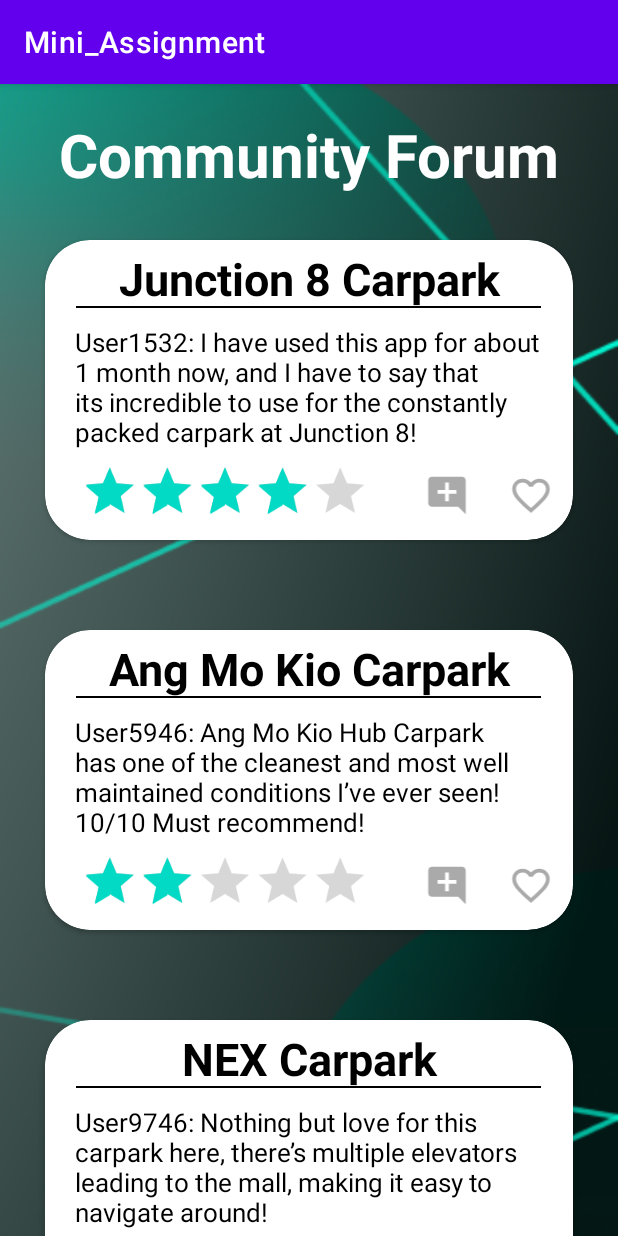
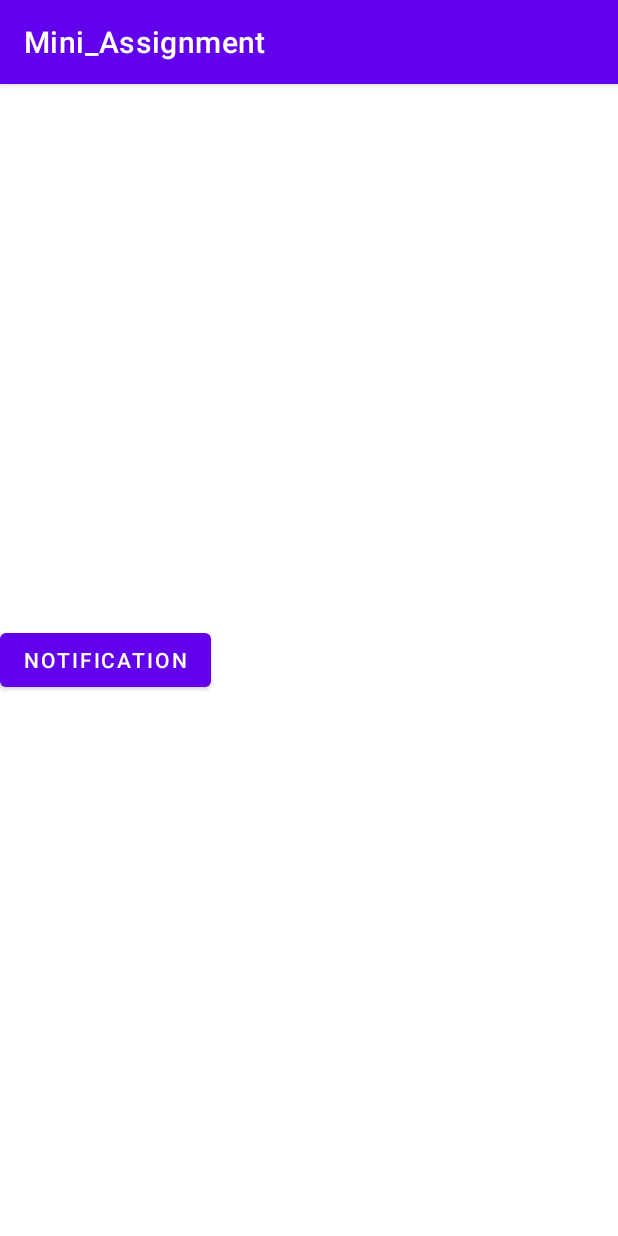
Before and after one commit to soonkang/Mini_Project, an Android app: the screen it shows after launch (Main), on a phone screen of 412 x 824 dp. Run offline under Robolectric (Android 15) with nearby library versions, the phone set to English and light mode, and no system bars.

Commit message:
Completed NotificationFragment...kinda

```diff
--- a/app/src/main/AndroidManifest.xml
+++ b/app/src/main/AndroidManifest.xml
@@ -2,6 +2,11 @@
 <manifest xmlns:android="http://schemas.android.com/apk/res/android"
     xmlns:tools="http://schemas.android.com/tools">
     <uses-permission android:name="android.permission.INTERNET" />
+    <uses-permission android:name="android.permission.VIBRATE" />
+    <uses-permission android:name="android.permission.WAKE_LOCK" />
+
+
+    <uses-permission android:name="android.permission.POST_NOTIFICATIONS" />
 
     <application
         android:allowBackup="true"
--- a/app/src/main/java/com/sp/mini_assignment/CommunityForum.java
+++ b/app/src/main/java/com/sp/mini_assignment/CommunityForumFragment.java
@@ -13,7 +13,7 @@ import androidx.fragment.app.Fragment;
 import androidx.fragment.app.FragmentManager;
 import androidx.fragment.app.FragmentTransaction;
 
-public class CommunityForum extends Fragment {
+public class CommunityForumFragment extends Fragment {
 
     private RatingBar j8Rating;
     private ImageView favouriteImageView;
--- a/app/src/main/java/com/sp/mini_assignment/Main.java
+++ b/app/src/main/java/com/sp/mini_assignment/Main.java
@@ -15,7 +15,7 @@ public class Main extends AppCompatActivity {
         FragmentTransaction fragmentTransaction = getSupportFragmentManager().beginTransaction();
 
         // Replace the content frame with the HelpPageFragment initially
-        fragmentTransaction.replace(R.id.fragment_container, new CommunityForum());
+        fragmentTransaction.replace(R.id.fragment_container, new NotificationFragment());
 
         // Commit the transaction
         fragmentTransaction.commit();
--- /dev/null
+++ b/app/src/main/java/com/sp/mini_assignment/NotificationFragment.java
@@ -0,0 +1,58 @@
+package com.sp.mini_assignment;
+
+import android.app.Notification;
+import android.app.NotificationChannel;
+import android.app.NotificationManager;
+import android.content.Context;
+import android.os.Bundle;
+
+import androidx.core.app.NotificationCompat;
+import androidx.fragment.app.Fragment;
+
+import android.view.LayoutInflater;
+import android.view.View;
+import android.view.ViewGroup;
+import android.widget.Button;
+
+public class NotificationFragment extends Fragment {
+
+    Button notificationButton;
+
+    @Override
+    public View onCreateView(LayoutInflater inflater, ViewGroup container,
+                             Bundle savedInstanceState) {
+        View rootView = inflater.inflate(R.layout.fragment_notification, container, false);
+
+        notificationButton = rootView.findViewById(R.id.notificationButton);
+        notificationButton.setOnClickListener(new View.OnClickListener() {
+            @Override
+            public void onClick(View v) {
+                showNotification();
+            }
+        });
+
+        return rootView;
+    }
+
+    private void showNotification() {
+        String channelId = "default_channel";
+        String channelName = "Default Channel";
+
+        NotificationCompat.Builder builder = new NotificationCompat.Builder(requireContext(), channelId)
+                .setSmallIcon(R.drawable.notification)
+                .setContentTitle("Notification")
+                .setContentText("This is a notification for you")
+                .setPriority(NotificationCompat.PRIORITY_DEFAULT);
+
+        NotificationManager notificationManager = (NotificationManager) requireContext().getSystemService(Context.NOTIFICATION_SERVICE);
+
+        // Create the NotificationChannel only on API 26+
+        if (android.os.Build.VERSION.SDK_INT >= android.os.Build.VERSION_CODES.O) {
+            NotificationChannel channel = new NotificationChannel(channelId, channelName, NotificationManager.IMPORTANCE_DEFAULT);
+            notificationManager.createNotificationChannel(channel);
+        }
+
+        notificationManager.notify(0, builder.build());
+    }
+
+}
--- /dev/null
+++ b/app/src/main/res/drawable/notification.xml
@@ -0,0 +1,5 @@
+<vector android:height="24dp" android:tint="#AAAAAA"
+    android:viewportHeight="24" android:viewportWidth="24"
+    android:width="24dp" xmlns:android="http://schemas.android.com/apk/res/android">
+    <path android:fillColor="@android:color/white" android:pathData="M18,16v-5c0,-3.07 -1.64,-5.64 -4.5,-6.32L13.5,4c0,-0.83 -0.67,-1.5 -1.5,-1.5s-1.5,0.67 -1.5,1.5v0.68C7.63,5.36 6,7.92 6,11v5l-2,2v1h16v-1l-2,-2zM13,16h-2v-2h2v2zM13,12h-2L11,8h2v4zM12,22c1.1,0 2,-0.9 2,-2h-4c0,1.1 0.89,2 2,2z"/>
+</vector>
--- a/app/src/main/res/layout/fragment_community_forum.xml
+++ b/app/src/main/res/layout/fragment_community_forum.xml
@@ -6,7 +6,7 @@
     xmlns:app="http://schemas.android.com/apk/res-auto"
     android:background="@drawable/background"
     android:orientation="vertical"
-    tools:context=".CommunityForum">
+    tools:context=".CommunityForumFragment">
 
     <TextView
         android:layout_width="match_parent"
--- /dev/null
+++ b/app/src/main/res/layout/fragment_notification.xml
@@ -0,0 +1,15 @@
+<?xml version="1.0" encoding="utf-8"?>
+<LinearLayout xmlns:android="http://schemas.android.com/apk/res/android"
+    xmlns:tools="http://schemas.android.com/tools"
+    android:layout_width="match_parent"
+    android:layout_height="match_parent"
+    tools:context=".NotificationFragment">
+
+
+    <Button
+        android:id="@+id/notificationButton"
+        android:layout_width="wrap_content"
+        android:layout_height="wrap_content"
+        android:layout_gravity="center"
+        android:text="Notification"/>
+</LinearLayout>
```
